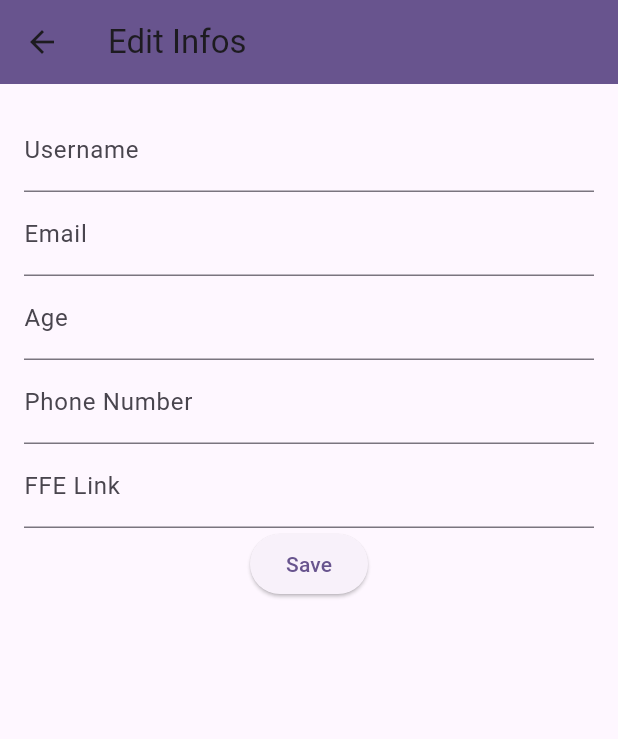
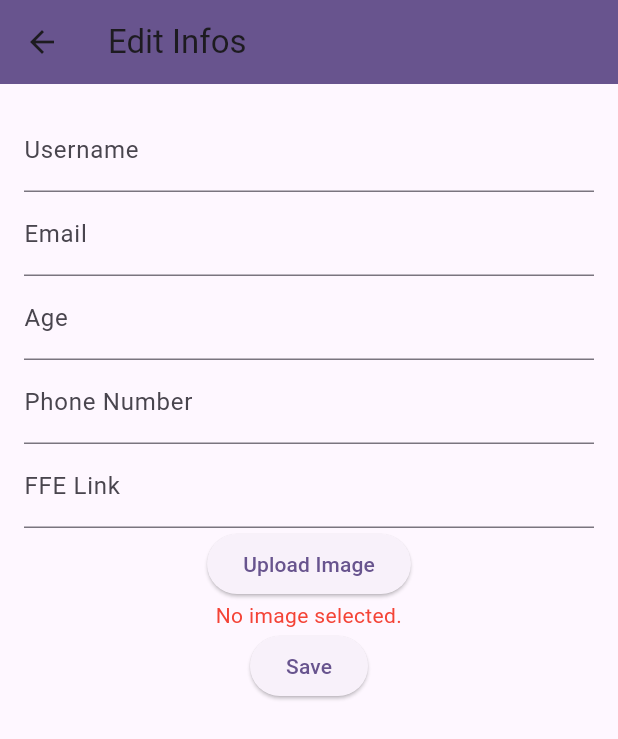
Before and after one commit to Sambachpx/ecurie_app, a Flutter app: the EditInfosPage screen opened directly, on a phone screen of 412 x 824 dp. Shown: the top 739 px of the screen. Run offline on Flutter 3.47's test engine with Material 2 defaults, Android fonts, the phone set to English and light mode, and no system bars; our stand-ins replace image_picker; missing offline and left inert: dart:ffi, mongo_dart.

Commit message:
update - button for pp upload in the edit infos form

```diff
--- a/lib/edit_infos.dart
+++ b/lib/edit_infos.dart
@@ -1,5 +1,8 @@
+import 'dart:io';
+
 import 'package:flutter/material.dart';
 import 'package:flutter/services.dart';
+import 'package:image_picker/image_picker.dart';
 
 class EditInfosPage extends StatefulWidget {
   const EditInfosPage({Key? key}) : super(key: key);
@@ -21,6 +24,7 @@ class _EditInfosPageState extends State<EditInfosPage> {
   String? _age;
   String? _phoneNumber;
   String? _ffeLink;
+  File? _image;
 
   @override
   Widget build(BuildContext context) {
@@ -63,6 +67,17 @@ class _EditInfosPageState extends State<EditInfosPage> {
                 ),
                 ElevatedButton(
                   onPressed: () {
+                    _pickImageFromGallery();
+                  },
+                  child: const Text('Upload Image'),
+                ),
+                _image == null
+                    ? const Text('No image selected.',
+                    textAlign: TextAlign.center,
+                    style: TextStyle(color: Colors.red))
+                    : Image.file(_image!, width: 100, height: 100),
+                ElevatedButton(
+                  onPressed: () {
                     if (_formKey.currentState!.validate()) {
                       // Assign values to variables if the controllers are not empty
                       _username = _usernameController.text.isNotEmpty
@@ -94,4 +109,13 @@ class _EditInfosPageState extends State<EditInfosPage> {
       ),
     );
   }
+  Future _pickImageFromGallery() async {
+    final pickedImage =
+    await ImagePicker().pickImage(source: ImageSource.gallery);
+    if (pickedImage != null) {
+      setState(() {
+        _image = File(pickedImage.path);
+      });
+    }
+  }
 }
```
